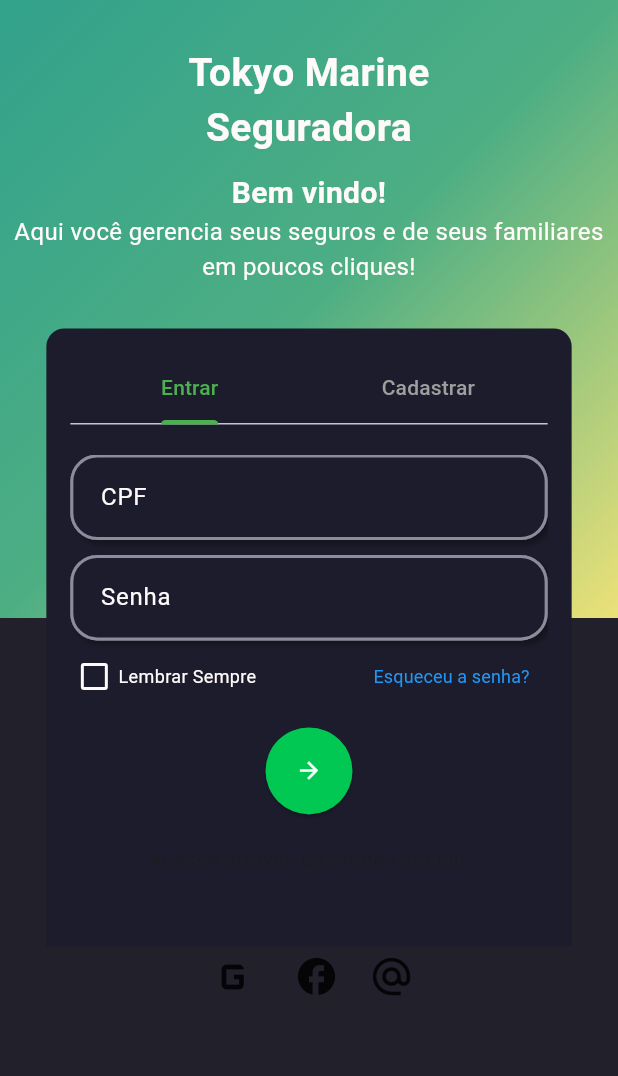
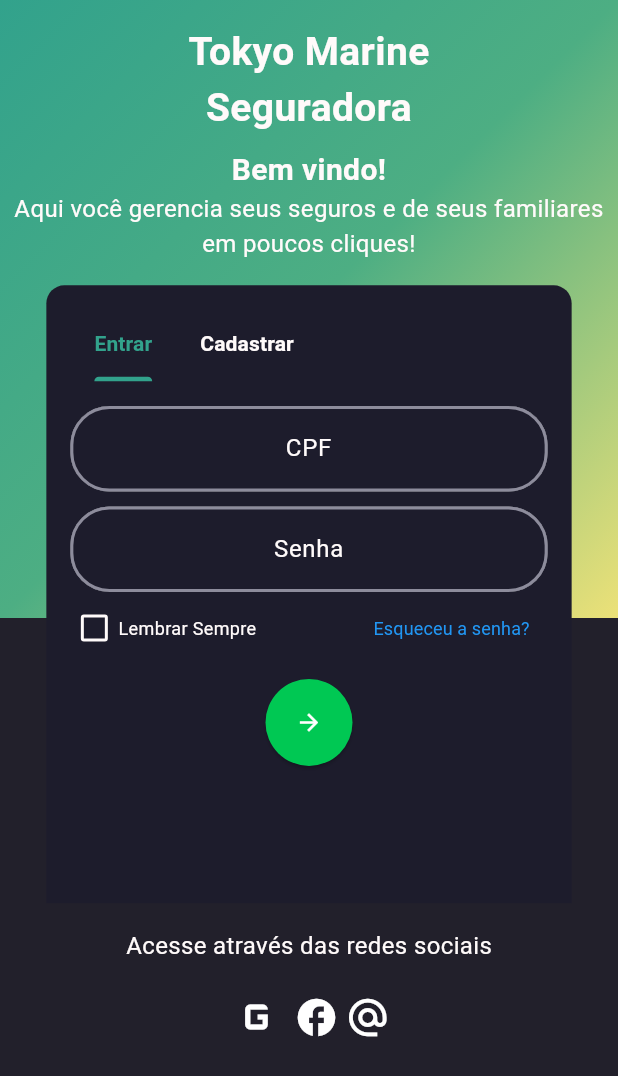
Before and after one commit to wesleydevsouza/app_seguros, a Flutter app: the screen it shows after launch, on a phone screen of 412 x 824 dp. Shown: the top 1076 px of the screen. Run offline on Flutter 3.47's test engine with Material 3 defaults, Android fonts, the phone set to English and light mode, and no system bars.

Commit message:
refact: melhora da leitura do codigo

```diff
--- a/lib/constants/strings.dart
+++ b/lib/constants/strings.dart
@@ -1,8 +1,11 @@
 class Strings {
   Strings._();
 
+  static const String welcome = "Bem vindo!";
   static const String name = "Tokyo Marine\nSeguradora";
-  static const String welcome = "Bem vindo!";
+  static const String register = "Cadastrar";
+  static const String login = "Entrar";
+  static const String social = "Acesse através das redes sociais";
   static const String description =
       "Aqui você gerencia seus seguros e de seus familiares em poucos cliques!";
 }
--- a/lib/constants/styling.dart
+++ b/lib/constants/styling.dart
@@ -8,8 +8,7 @@
   ], begin: Alignment.topLeft, end: Alignment.bottomRight);
 
   static const Color corFonte = Color(0xFFFFFAFA);
-  static const Color corFonte2 = Colors.black;
-  static const Color corFonte3 = Color(0xFF929292);
+  static const Color corFonteDestaque = Color(0xFF32a28c);
   static const Color corTituloDark = Color(0xFF133E44);
   static const Color corTituloLight = Color(0xFFF8FCF6);
 
@@ -42,13 +41,13 @@
     fontSize: 12,
   );
 
-  static const TextStyle tituloLight = TextStyle(
-    color: Color(0xFFE2E2E2),
-    fontWeight: FontWeight.normal,
-    fontSize: 14,
+  static const TextStyle menuBold = TextStyle(
+    color: corFonte,
+    fontWeight: FontWeight.bold,
+    fontSize: 16,
   );
 
-  static const TextStyle subTituloLight = TextStyle(
+  static const TextStyle menuLight = TextStyle(
     color: Color(0xFFE2E2E2),
     fontWeight: FontWeight.normal,
     fontSize: 14,
@@ -56,9 +55,9 @@
 
   static const TextTheme lightTextTheme = TextTheme(
     titleLarge: titulo,
-    titleMedium: tituloLight,
+    titleMedium: menuBold,
     displayLarge: subTitulo,
-    displayMedium: subTituloLight,
+    displayMedium: menuLight,
     bodyLarge: textoGeral,
     labelLarge: labelText,
   );
--- a/lib/views/login.dart
+++ b/lib/views/login.dart
@@ -1,10 +1,10 @@
 import 'package:desafio_mobile/constants/background.dart';
 import 'package:desafio_mobile/constants/size_config.dart';
 import 'package:desafio_mobile/constants/styling.dart';
+import 'package:desafio_mobile/widgets/card_login.dart';
+import 'package:desafio_mobile/widgets/social_bar.dart';
 import 'package:flutter/material.dart';
 import '../constants/strings.dart';
-import 'login_form.dart';
-import 'register_form.dart';
 
 class Login extends StatefulWidget {
   const Login({super.key});
@@ -26,13 +26,13 @@
         child: SafeArea(
           child: Column(
             children: [
-              const SizedBox(height: 30),
+              SizedBox(height: SizeConfig.heightMultiplier * 2),
               const Text(
                 Strings.name,
                 textAlign: TextAlign.center,
                 style: AppTheme.titulo,
               ),
-              const SizedBox(height: 10),
+              SizedBox(height: SizeConfig.heightMultiplier * 1),
               const Text(
                 Strings.welcome,
                 textAlign: TextAlign.center,
@@ -43,54 +43,11 @@
                 textAlign: TextAlign.center,
                 style: AppTheme.textoGeral,
               ),
-              const SizedBox(height: 30),
-              Container(
-                height: SizeConfig.heightMultiplier * 50,
-                width: SizeConfig.screenWidth * 0.85,
-                padding: const EdgeInsets.all(16),
-                decoration: const BoxDecoration(
-                  color: AppTheme.corCard,
-                  borderRadius: BorderRadius.only(
-                    topLeft: Radius.circular(12),
-                    topRight: Radius.circular(12),
-                  ),
-                ),
-                child: const DefaultTabController(
-                  length: 2,
-                  child: Column(
-                    children: [
-                      TabBar(
-                        labelColor: Colors.green,
-                        unselectedLabelColor: Colors.grey,
-                        indicatorColor: Colors.green,
-                        tabs: [
-                          Tab(text: "Entrar"),
-                          Tab(text: "Cadastrar"),
-                        ],
-                      ),
-                      SizedBox(height: 20),
-                      Expanded(
-                        child: TabBarView(
-                          children: [
-                            LoginForm(),
-                            RegisterForm(),
-                          ],
-                        ),
-                      ),
-                    ],
-                  ),
-                ),
-              ),
-              const Row(
-                mainAxisAlignment: MainAxisAlignment.center,
-                children: [
-                  Icon(Icons.g_mobiledata, size: 40),
-                  SizedBox(width: 20),
-                  Icon(Icons.facebook, size: 30),
-                  SizedBox(width: 20),
-                  Icon(Icons.alternate_email, size: 30),
-                ],
-              ),
+              SizedBox(height: SizeConfig.heightMultiplier * 2),
+              const CardLogin(),
+              SizedBox(height: SizeConfig.heightMultiplier * 2),
+              const SocialBar(),
+              SizedBox(height: SizeConfig.heightMultiplier * 2),
             ],
           ),
         ),
--- a/lib/views/login_form.dart
+++ b/lib/views/login_form.dart
@@ -1,6 +1,7 @@
 import 'package:desafio_mobile/widgets/login_options_block.dart';
 import 'package:desafio_mobile/widgets/remember_login.dart';
 import 'package:flutter/material.dart';
+import '../constants/strings.dart';
 import '../constants/styling.dart';
 import '../widgets/button_forgot_password.dart';
 import '../widgets/default_textfield.dart';
@@ -43,9 +44,6 @@
           ),
           child: const Icon(Icons.arrow_forward, color: Colors.white),
         ),
-        const SizedBox(height: 20),
-        const Text("Acesse através das redes sociais"),
-        const SizedBox(height: 10),
       ],
     );
   }
--- /dev/null
+++ b/lib/widgets/card_login.dart
@@ -0,0 +1,58 @@
+import 'package:flutter/material.dart';
+import 'package:desafio_mobile/constants/styling.dart';
+import 'package:desafio_mobile/constants/strings.dart';
+import 'package:desafio_mobile/constants/size_config.dart';
+
+import '../views/login_form.dart';
+import '../views/register_form.dart';
+
+class CardLogin extends StatelessWidget {
+  const CardLogin({super.key});
+
+  @override
+  Widget build(BuildContext context) {
+    return Container(
+      height: SizeConfig.heightMultiplier * 50,
+      width: SizeConfig.screenWidth * 0.85,
+      padding: const EdgeInsets.all(16),
+      decoration: const BoxDecoration(
+        color: AppTheme.corCard,
+        borderRadius: BorderRadius.only(
+          topLeft: Radius.circular(12),
+          topRight: Radius.circular(12),
+        ),
+      ),
+      child: DefaultTabController(
+        length: 2,
+        child: Column(
+          children: [
+            const TabBar(
+              isScrollable: true,
+              tabAlignment: TabAlignment.start,
+              dividerColor: Colors.transparent,
+              labelColor: AppTheme.corFonteDestaque,
+              unselectedLabelColor: AppTheme.corFonte,
+              indicatorColor: AppTheme.corFonteDestaque,
+              labelStyle: TextStyle(fontWeight: FontWeight.bold),
+              unselectedLabelStyle: TextStyle(fontWeight: FontWeight.bold),
+              indicatorPadding: EdgeInsets.only(top: -2),
+              tabs: [
+                Tab(text: Strings.login),
+                Tab(text: Strings.register),
+              ],
+            ),
+            SizedBox(height: SizeConfig.heightMultiplier * 2),
+            const Expanded(
+              child: TabBarView(
+                children: [
+                  LoginForm(),
+                  RegisterForm(),
+                ],
+              ),
+            ),
+          ],
+        ),
+      ),
+    );
+  }
+}
--- a/lib/widgets/default_textfield.dart
+++ b/lib/widgets/default_textfield.dart
@@ -48,24 +48,11 @@
     return Container(
       decoration: BoxDecoration(
         color: AppTheme.corContainer,
-        borderRadius: BorderRadius.circular(18),
-        boxShadow: [
-          BoxShadow(
-            color: Colors.black.withOpacity(0.3),
-            // spreadRadius: 3,
-            blurRadius: 2,
-            offset: const Offset(
-              3,
-              3,
-            ),
-          ),
-        ],
+        borderRadius: BorderRadius.circular(26),
       ),
       child: TextFormField(
         textAlign: TextAlign.center,
-        style: AppTheme.textoGeral.copyWith(
-          color: Colors.black,
-        ),
+        style: AppTheme.textoGeral,
         controller: controller,
         focusNode: focusNode,
         keyboardType: textInputType,
@@ -79,34 +66,34 @@
             vertical: SizeConfig.heightMultiplier * 2,
             horizontal: SizeConfig.heightMultiplier * 2,
           ),
-          labelText: label,
           prefixText: prefix,
-          hintText: hintText,
+          hintText: hintText ?? label,
           counterText: "",
           hintStyle: const TextStyle(
             color: AppTheme.corFonte,
+            fontWeight: FontWeight.normal,
           ),
-          labelStyle: AppTheme.textoGeral,
+          alignLabelWithHint: true,
           focusedBorder: OutlineInputBorder(
             borderSide: BorderSide(
                 color: activeBorderColor ?? AppTheme.corBorda, width: 3.5),
-            borderRadius: const BorderRadius.all(Radius.circular(18)),
+            borderRadius: const BorderRadius.all(Radius.circular(26)),
           ),
           disabledBorder: const OutlineInputBorder(
-            borderRadius: BorderRadius.all(Radius.circular(18)),
+            borderRadius: BorderRadius.all(Radius.circular(26)),
             borderSide: BorderSide(color: Colors.grey, width: 2.0),
           ),
           errorBorder: const OutlineInputBorder(
-            borderRadius: BorderRadius.all(Radius.circular(18)),
+            borderRadius: BorderRadius.all(Radius.circular(26)),
             borderSide: BorderSide(color: Colors.red, width: 2.0),
           ),
           enabledBorder: OutlineInputBorder(
-            borderRadius: const BorderRadius.all(Radius.circular(18)),
+            borderRadius: const BorderRadius.all(Radius.circular(26)),
             borderSide: BorderSide(
                 color: disabledBorderColor ?? AppTheme.corBorda, width: 2.0),
           ),
           border: const OutlineInputBorder(
-            borderRadius: BorderRadius.all(Radius.circular(18)),
+            borderRadius: BorderRadius.all(Radius.circular(26)),
           ),
           filled: true,
           fillColor: AppTheme.corCard,
--- /dev/null
+++ b/lib/widgets/social_bar.dart
@@ -0,0 +1,47 @@
+import 'package:flutter/material.dart';
+
+import '../constants/size_config.dart';
+import '../constants/strings.dart';
+import '../constants/styling.dart';
+
+class SocialBar extends StatelessWidget {
+  const SocialBar({
+    super.key,
+  });
+
+  @override
+  Widget build(BuildContext context) {
+    return Column(
+      mainAxisAlignment: MainAxisAlignment.center,
+      children: [
+        const Text(
+          Strings.social,
+          style: AppTheme.textoGeral,
+        ),
+        SizedBox(height: SizeConfig.heightMultiplier * 2),
+        Row(
+          mainAxisAlignment: MainAxisAlignment.center,
+          children: [
+            const Icon(
+              Icons.g_mobiledata,
+              size: 40,
+              color: Colors.white,
+            ),
+            SizedBox(width: SizeConfig.widthMultiplier * 1),
+            const Icon(
+              Icons.facebook,
+              size: 30,
+              color: Colors.white,
+            ),
+            SizedBox(width: SizeConfig.widthMultiplier * 1),
+            const Icon(
+              Icons.alternate_email,
+              size: 30,
+              color: Colors.white,
+            ),
+          ],
+        ),
+      ],
+    );
+  }
+}
```
